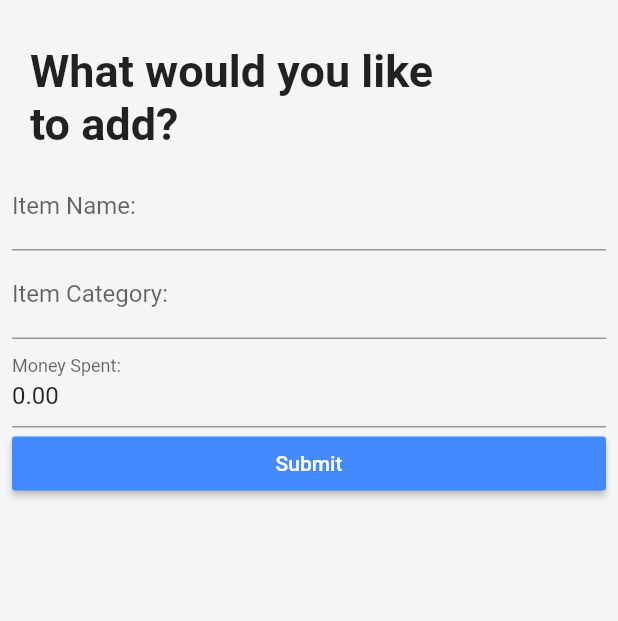
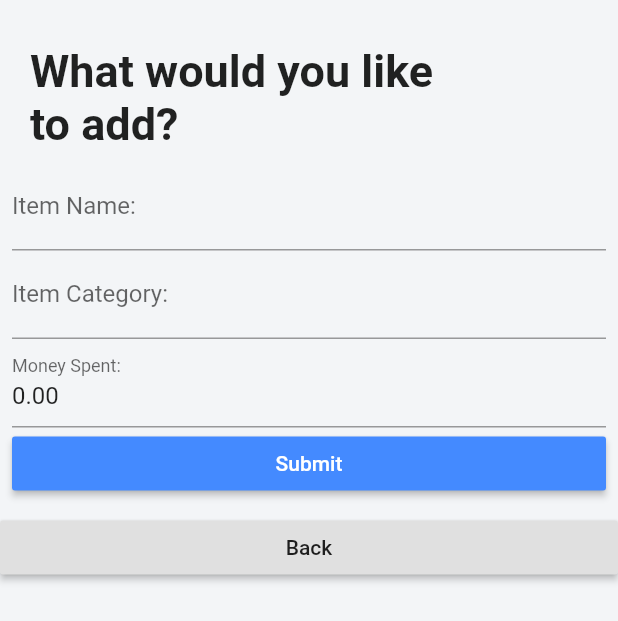
Before and after one commit to raycheli/piggy, a Flutter app: the screen it shows after launch, after a tap on "To DB Page", on a phone screen of 412 x 824 dp. Shown: the top 621 px of the screen. Run offline on Flutter 3.47's test engine with Material 2 defaults, Android fonts, the phone set to English and light mode, and no system bars; our stand-ins replace flutter_masked_text, shared_preferences, sqflite; accounts and stored records are empty.

Commit message:
added setting goal and budget

```diff
--- /dev/null
+++ b/app/lib/db/sharedpref.dart
@@ -0,0 +1,17 @@
+import 'package:shared_preferences/shared_preferences.dart';
+
+class SharedPrefUtils {
+  static savePrefVal(String key, double value) async {
+    final SharedPreferences pref = await SharedPreferences.getInstance();
+    pref.setDouble(key, value);
+
+    print(pref.getDouble(key));
+    print('Preference is saved');
+  }
+
+  static getPrefVal(String key) async {
+    final SharedPreferences pref = await SharedPreferences.getInstance();
+    print(pref.getDouble(key));
+    return pref.getDouble(key);
+  }
+}
--- a/app/lib/main.dart
+++ b/app/lib/main.dart
@@ -1,5 +1,7 @@
 import 'package:flutter/material.dart';
 import './screens/dbscreen.dart';
+import './screens/setvalues.dart';
+import './db/sharedpref.dart';
 
 void main() => runApp(MyApp());
 
@@ -19,7 +21,12 @@ class MyApp extends StatelessWidget {
   }
 }
 
-class MyHomePage extends StatelessWidget {
+class MyHomePage extends StatefulWidget {
+  @override
+  _MyHomePageState createState() => _MyHomePageState();
+}
+
+class _MyHomePageState extends State<MyHomePage> {
   @override
   Widget build(BuildContext context) {
     return Scaffold(
@@ -27,15 +34,42 @@ class MyHomePage extends StatelessWidget {
           title: Text('Home Page'),
         ),
         body: Center(
-          child: RaisedButton(
+            child: Column(children: [
+          FutureBuilder(
+              future: SharedPrefUtils.getPrefVal('budget'),
+              builder: (context, snapshot) {
+                if (snapshot.hasData) {
+                  return Text(
+                      'Budgeted Amount: ' + snapshot.data.toStringAsFixed(2));
+                }
+                return CircularProgressIndicator();
+              }),
+          FutureBuilder(
+              future: SharedPrefUtils.getPrefVal('goal'),
+              builder: (context, snapshot) {
+                if (snapshot.hasData) {
+                  return Text('Goal: ' + snapshot.data.toStringAsFixed(2));
+                }
+                return CircularProgressIndicator();
+              }),
+          RaisedButton(
             child: Text('To DB Page'),
             onPressed: () {
-              Navigator.push(
+              Navigator.pushReplacement(
                 context,
                 MaterialPageRoute(builder: (context) => DBRoute()),
               );
             },
           ),
-        ));
+          RaisedButton(
+            child: Text('To Set Budget'),
+            onPressed: () {
+              Navigator.pushReplacement(
+                context,
+                MaterialPageRoute(builder: (context) => BudgetRoute()),
+              );
+            },
+          )
+        ])));
   }
 }
--- a/app/lib/screens/dbscreen.dart
+++ b/app/lib/screens/dbscreen.dart
@@ -1,6 +1,7 @@
 import 'package:flutter/material.dart';
 import 'package:flutter/services.dart';
 import 'package:flutter_masked_text/flutter_masked_text.dart';
+import '../main.dart';
 import '../db/dbmanager.dart';
 
 class DBRoute extends StatefulWidget {
@@ -83,6 +84,12 @@ class _DBRouteState extends State<DBRoute> {
                 key: _formKey,
                 child: _buildForm(width),
               ),
+              RaisedButton(
+                  child: Text('Back'),
+                  onPressed: () {
+                    Navigator.pushReplacement(context,
+                        MaterialPageRoute(builder: (context) => MyHomePage()));
+                  }),
               FutureBuilder(
                   future: dbmanager.getItems(),
                   builder: (BuildContext context,
--- a/app/pubspec.yaml
+++ b/app/pubspec.yaml
@@ -26,6 +26,7 @@ dependencies:
   sqflite:
   path:
   flutter_masked_text: ^0.7.0
+  shared_preferences: "^0.5.8"
 
 
   # The following adds the Cupertino Icons font to your application.
```
Also changed, not shown: app/lib/screens/setvalues.dart (added, +118 -0 lines), app/pubspec.lock.
